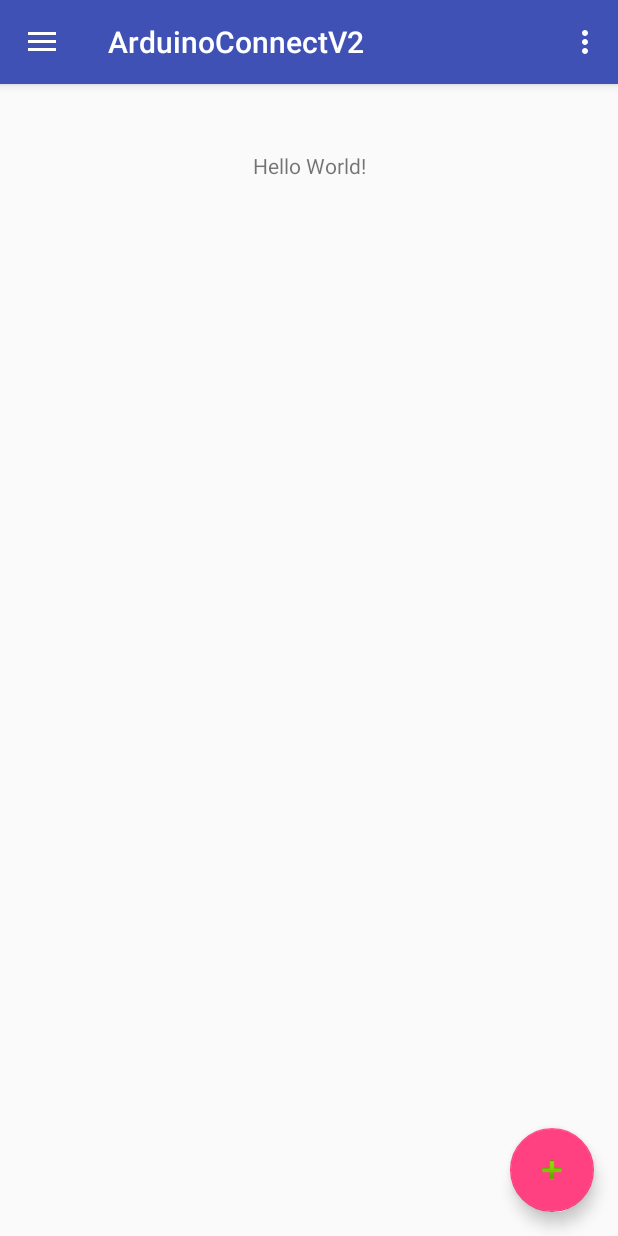
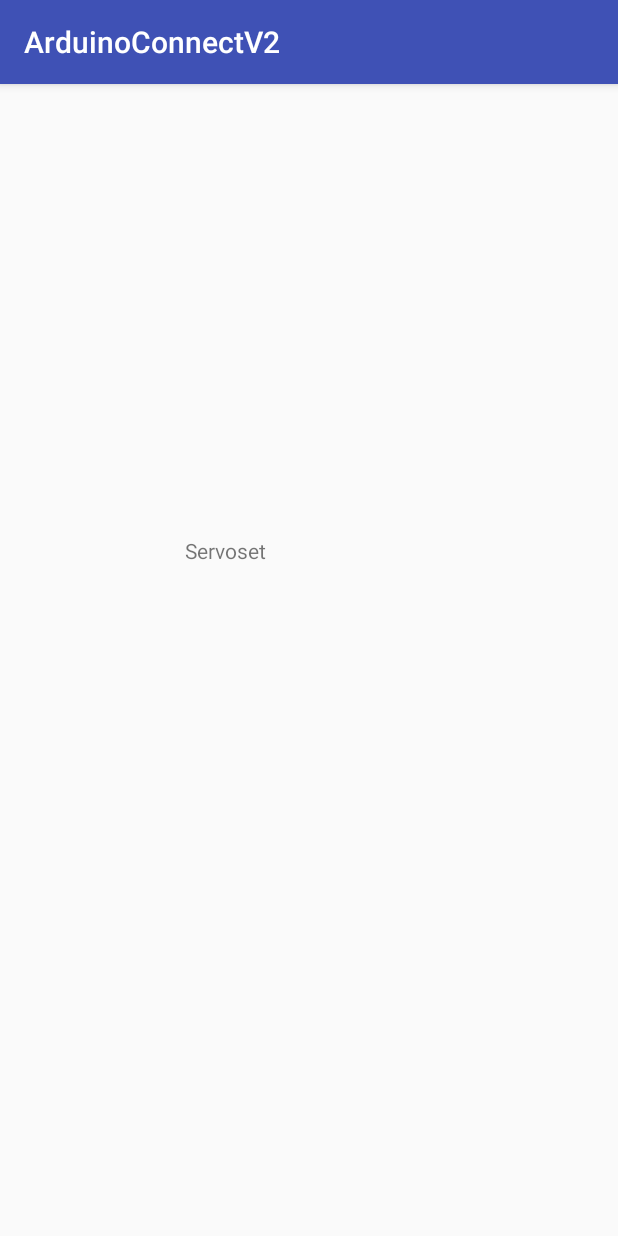
Before and after one commit to Mattue/Diploma, an Android app: the screen it shows after launch (MainActivity before the commit, ServoSet after it), after a tap on "Настройка", on a phone screen of 412 x 824 dp. Run offline under Robolectric (Android 15) with nearby library versions, the phone set to English and light mode, and no system bars; 1 other tap on this screen came first.

Commit message:
переключение пока как у бомжа

```diff
--- a/Android/ArduinoConnectV2/app/src/main/AndroidManifest.xml
+++ b/Android/ArduinoConnectV2/app/src/main/AndroidManifest.xml
@@ -18,6 +18,7 @@
                 <category android:name="android.intent.category.LAUNCHER" />
             </intent-filter>
         </activity>
+        <activity android:name=".ServoSet"></activity>
     </application>
 
 </manifest>
--- a/Android/ArduinoConnectV2/app/src/main/java/com/diploma/mattue/arduinoconnectv2/MainActivity.java
+++ b/Android/ArduinoConnectV2/app/src/main/java/com/diploma/mattue/arduinoconnectv2/MainActivity.java
@@ -1,5 +1,6 @@
 package com.diploma.mattue.arduinoconnectv2;
 
+import android.content.Intent;
 import android.os.Bundle;
 import android.support.design.widget.FloatingActionButton;
 import android.support.design.widget.Snackbar;
@@ -82,7 +83,8 @@ public class MainActivity extends AppCompatActivity
 
         if (id == R.id.nav_servo_set)
         {
-
+            Intent intent =  new Intent(MainActivity.this, ServoSet.class);
+            startActivity(intent);
         }
         else if (id == R.id.nav_manual_control)
         {
--- /dev/null
+++ b/Android/ArduinoConnectV2/app/src/main/java/com/diploma/mattue/arduinoconnectv2/ServoSet.java
@@ -0,0 +1,22 @@
+package com.diploma.mattue.arduinoconnectv2;
+
+import android.support.v7.app.AppCompatActivity;
+import android.os.Bundle;
+import android.widget.TextView;
+
+public class ServoSet extends AppCompatActivity
+{
+
+    TextView tvHello;
+
+    @Override
+    protected void onCreate(Bundle savedInstanceState)
+    {
+        super.onCreate(savedInstanceState);
+        setContentView(R.layout.activity_servo_set);
+
+        tvHello = (TextView) findViewById(R.id.textView2);
+
+        setContentView(R.layout.activity_servo_set);
+    }
+}
--- /dev/null
+++ b/Android/ArduinoConnectV2/app/src/main/res/layout/activity_servo_set.xml
@@ -0,0 +1,22 @@
+<?xml version="1.0" encoding="utf-8"?>
+<android.support.constraint.ConstraintLayout xmlns:android="http://schemas.android.com/apk/res/android"
+    xmlns:app="http://schemas.android.com/apk/res-auto"
+    xmlns:tools="http://schemas.android.com/tools"
+    android:layout_width="match_parent"
+    android:layout_height="match_parent"
+    tools:context="com.diploma.mattue.arduinoconnectv2.ServoSet">
+
+    <TextView
+        android:id="@+id/textView2"
+        android:layout_width="166dp"
+        android:layout_height="166dp"
+        android:layout_marginBottom="8dp"
+        android:layout_marginLeft="8dp"
+        android:layout_marginRight="8dp"
+        android:layout_marginTop="8dp"
+        android:text="Servoset"
+        app:layout_constraintBottom_toBottomOf="parent"
+        app:layout_constraintLeft_toLeftOf="parent"
+        app:layout_constraintRight_toRightOf="parent"
+        app:layout_constraintTop_toTopOf="parent" />
+</android.support.constraint.ConstraintLayout>
```
